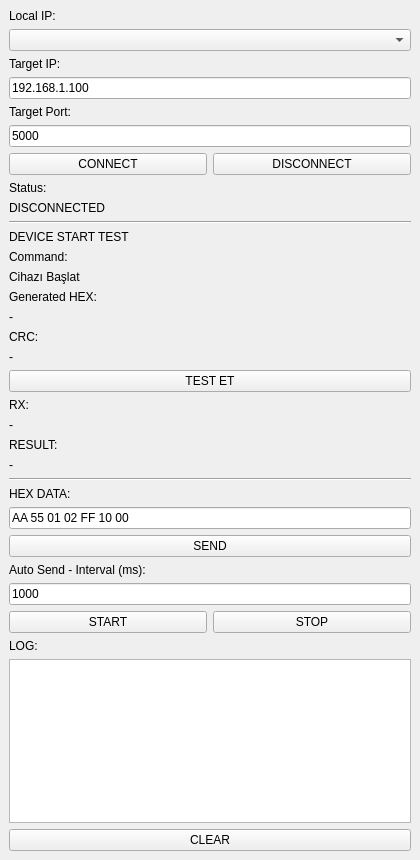
algoritmababa/deneme, file TcpHexTool/MainWindow.ui: the form before one commit.
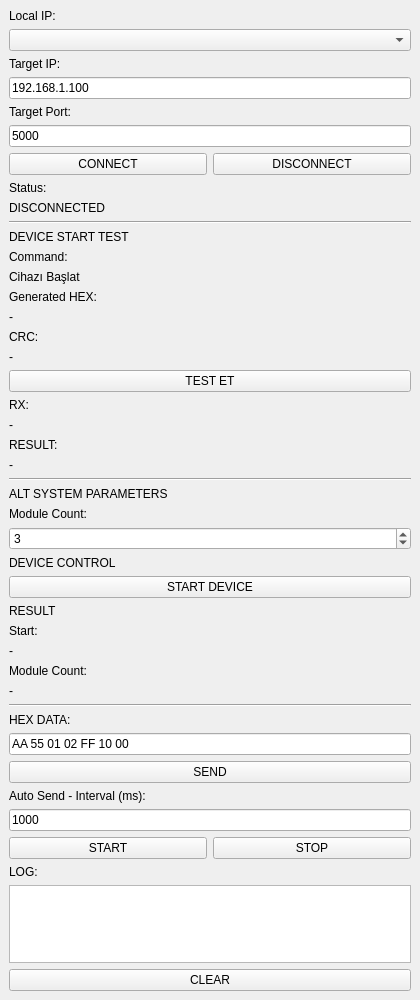
The form after the commit.

Commit message:
Add AltSystemParameters and the GUI it feeds
Adds AltSystemParameters (module count only) plus the parameter, device
control and result sections in the UI. The START DEVICE handler writes
the spin box value into the parameters object; the call into the
integration API is left as a marked TODO until its real signatures are
available, so nothing about the packet format is assumed here.

Claude-Session: https://claude.ai/code/session_01NTPxWPv6pGfSdimARf4mjt

Diff of the .ui file:
```diff
--- a/TcpHexTool/MainWindow.ui
+++ b/TcpHexTool/MainWindow.ui
@@ -7,7 +7,7 @@
     <x>0</x>
     <y>0</y>
     <width>420</width>
-    <height>860</height>
+    <height>1000</height>
    </rect>
   </property>
   <property name="windowTitle">
@@ -192,6 +192,89 @@
       </property>
      </widget>
     </item>
+    <item>
+     <widget class="QLabel" name="labelParamsTitle">
+      <property name="text">
+       <string>ALT SYSTEM PARAMETERS</string>
+      </property>
+     </widget>
+    </item>
+    <item>
+     <widget class="QLabel" name="labelModuleCountTitle">
+      <property name="text">
+       <string>Module Count:</string>
+      </property>
+     </widget>
+    </item>
+    <item>
+     <widget class="QSpinBox" name="spinModuleCount">
+      <property name="minimum">
+       <number>1</number>
+      </property>
+      <property name="maximum">
+       <number>5</number>
+      </property>
+      <property name="value">
+       <number>3</number>
+      </property>
+     </widget>
+    </item>
+    <item>
+     <widget class="QLabel" name="labelDeviceControlTitle">
+      <property name="text">
+       <string>DEVICE CONTROL</string>
+      </property>
+     </widget>
+    </item>
+    <item>
+     <widget class="QPushButton" name="btnStartDevice">
+      <property name="text">
+       <string>START DEVICE</string>
+      </property>
+     </widget>
+    </item>
+    <item>
+     <widget class="QLabel" name="labelResultSectionTitle">
+      <property name="text">
+       <string>RESULT</string>
+      </property>
+     </widget>
+    </item>
+    <item>
+     <widget class="QLabel" name="labelStartTitle">
+      <property name="text">
+       <string>Start:</string>
+      </property>
+     </widget>
+    </item>
+    <item>
+     <widget class="QLabel" name="labelStartResult">
+      <property name="text">
+       <string>-</string>
+      </property>
+     </widget>
+    </item>
+    <item>
+     <widget class="QLabel" name="labelResultModuleCountTitle">
+      <property name="text">
+       <string>Module Count:</string>
+      </property>
+     </widget>
+    </item>
+    <item>
+     <widget class="QLabel" name="labelResultModuleCount">
+      <property name="text">
+       <string>-</string>
+      </property>
+     </widget>
+    </item>
+    <item>
+     <widget class="Line" name="lineParams2">
+      <property name="orientation">
+       <enum>Qt::Horizontal</enum>
+      </property>
+     </widget>
+    </item>
     <item>
      <widget class="QLabel" name="labelHex">
       <property name="text">
```
The commit also changes 6 other files.
